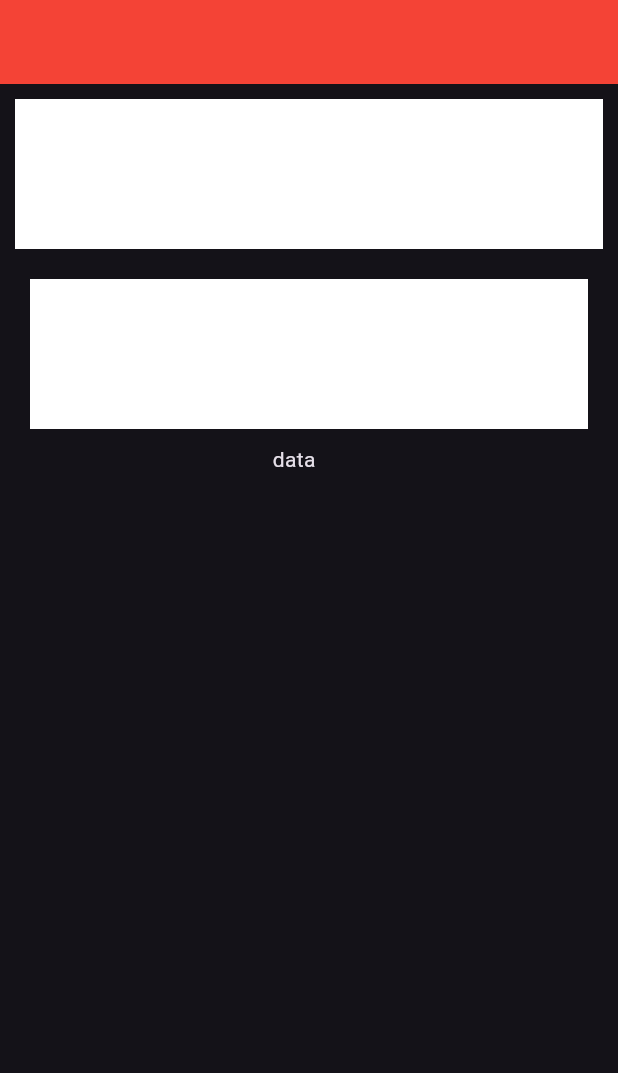
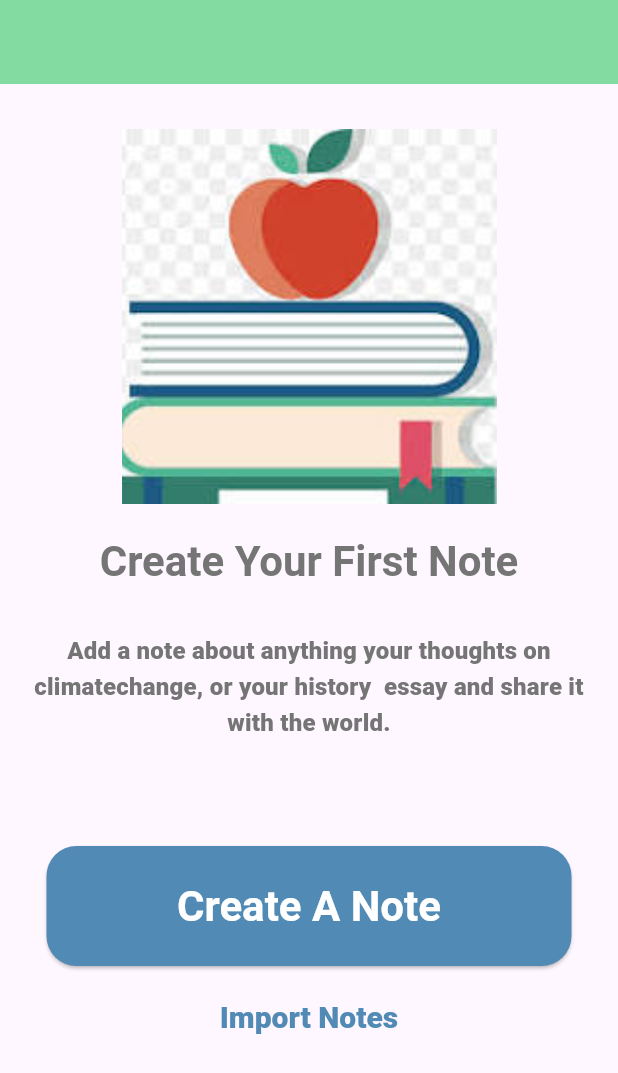
Before and after one commit to senaykeskin/flutter_exercises, a Flutter app: the screen it shows after launch, on a phone screen of 412 x 824 dp. Shown: the top 1073 px of the screen. Run offline on Flutter 3.47's test engine with Material 3 defaults, Android fonts, the light colour scheme and no system bars.

Commit message:
basic components & first screen
- cards
- images
- padding

-first screen was written.

```diff
--- /dev/null
+++ b/lib/demos/note_demos_view.dart
@@ -0,0 +1,98 @@
+import 'package:flutter/material.dart';
+
+class NoteDemosView extends StatelessWidget {
+  const NoteDemosView({super.key});
+
+  final String _headerTitle = "Create Your First Note";
+  final String _subtitle = "Add a note about anything your thoughts on climate"
+      "change, or your history  essay and share it with the world.";
+  final String _buttonText = "Create A Note";
+  final String _textButtonText = "Import Notes";
+
+  @override
+  Widget build(BuildContext context) {
+    return Scaffold(
+      appBar: AppBar(
+        backgroundColor: Color(0xff84dba1),
+      ),
+      body: Padding(
+        padding: const EdgeInsets.only(top: 30),
+        child: Column(
+          children: [
+            Center(
+              child: SizedBox(
+                height: 250,
+                width: 250,
+                child: Image.asset(
+                  "assets/images/book_image.jpeg",
+                  fit: BoxFit.cover,
+                ),
+              ),
+            ),
+            Padding(
+              padding: const EdgeInsets.only(top: 20),
+              child: Text(
+                _headerTitle,
+                style: Theme.of(context).textTheme.headlineMedium?.copyWith(
+                      color: Colors.grey[600],
+                      fontWeight: FontWeight.bold,
+                    ),
+              ),
+            ),
+            Container(
+              margin: EdgeInsets.only(top: 10),
+              child: Padding(
+                padding: const EdgeInsets.symmetric(horizontal: 20, vertical: 20),
+                child: Text(
+                  _subtitle,
+                  textAlign: TextAlign.center,
+                  style: Theme.of(context).textTheme.titleMedium?.copyWith(
+                        color: Colors.grey[600],
+                        fontWeight: FontWeight.w800,
+                      ),
+                ),
+              ),
+            ),
+            Container(
+              width: 350,
+              height: 80,
+              margin: EdgeInsets.only(top: 50),
+              child: ElevatedButton(
+                style: ElevatedButton.styleFrom(
+                    backgroundColor: Color(0xff518ab4),
+                    shape: RoundedRectangleBorder(
+                        borderRadius: BorderRadius.all(Radius.circular(20)))),
+                onPressed: () {},
+                child: Text(
+                  _buttonText,
+                  style: Theme.of(context).textTheme.headlineMedium?.copyWith(
+                        color: Colors.white,
+                        fontWeight: FontWeight.bold,
+                      ),
+                ),
+              ),
+            ),
+            Container(
+              margin: EdgeInsets.only(top: 10),
+              child: TextButton(
+                  onPressed: () {},
+                  child: Text(
+                      _textButtonText,
+                    style: Theme.of(context).textTheme.titleLarge?.copyWith(
+                      color: Color(0xff518ab4),
+                      fontWeight: FontWeight.w900,
+                      fontSize: 20,
+                    ),
+                  )
+              ),
+            )
+          ],
+        ),
+      ),
+    );
+  }
+}
+
+//class SetPadding {
+//  final EdgeInsets paddingValue = EdgeInsets.only(top: 20);
+//}
--- a/lib/main.dart
+++ b/lib/main.dart
@@ -1,6 +1,8 @@
 import 'package:flutter/material.dart';
 import 'package:flutter/services.dart';
-import 'package:flutter_exercises/101/padding_learn.dart';
+import 'package:flutter_exercises/demos/gpt_note_demos_view.dart';
+//import 'package:flutter_exercises/101/image_learn.dart';
+import 'package:flutter_exercises/demos/note_demos_view.dart';
 //import 'package:flutter_exercises/101/color_learn.dart';
 //import 'package:flutter_exercises/101/stateless_learn.dart';
 //import 'package:flutter_exercises/101/app_bar_view.dart';
@@ -9,6 +11,8 @@
 // import 'package:flutter_exercises/101/container_sized_box_learn.dart';
 // import 'package:flutter_exercises/101/scaffold_learn.dart';
 // import 'package:flutter_exercises/101/text_learn_view.dart';
+//import 'package:flutter_exercises/101/card_learn.dart';
+//import 'package:flutter_exercises/101/padding_learn.dart';
 
 void main() {
   runApp(const MyApp());
@@ -23,7 +27,10 @@
     return MaterialApp(
       title: 'Flutter Demo',
       debugShowCheckedModeBanner: false,
-      theme: ThemeData.dark().copyWith(
+      theme: ThemeData.light().copyWith(
+        cardTheme: CardTheme(
+          shape: RoundedRectangleBorder(borderRadius: BorderRadius.circular(20)),
+        ),
         appBarTheme: AppBarTheme(
           centerTitle: true,
             backgroundColor: Colors.red,
@@ -31,7 +38,7 @@
           systemOverlayStyle: SystemUiOverlayStyle.light
         )
       ),
-      home: PaddingLearn(),
+      home: NoteDemosView(),
     );
   }
 }
--- a/pubspec.yaml
+++ b/pubspec.yaml
@@ -58,9 +58,8 @@ flutter:
   uses-material-design: true
 
   # To add assets to your application, add an assets section, like this:
-  # assets:
-  #   - images/a_dot_burr.jpeg
-  #   - images/a_dot_ham.jpeg
+  assets:
+    - assets/images/
 
   # An image asset can refer to one or more resolution-specific "variants", see
   # https://flutter.dev/to/resolution-aware-images
```
Also changed, not shown: lib/101/card_learn.dart (added, +80 -0 lines), lib/101/image_learn.dart (added, +48 -0 lines), lib/101/padding_learn.dart (+15 -3 lines), lib/demos/gpt_note_demos_view.dart (added, +110 -0 lines), assets/images/book_image.jpeg (added).
